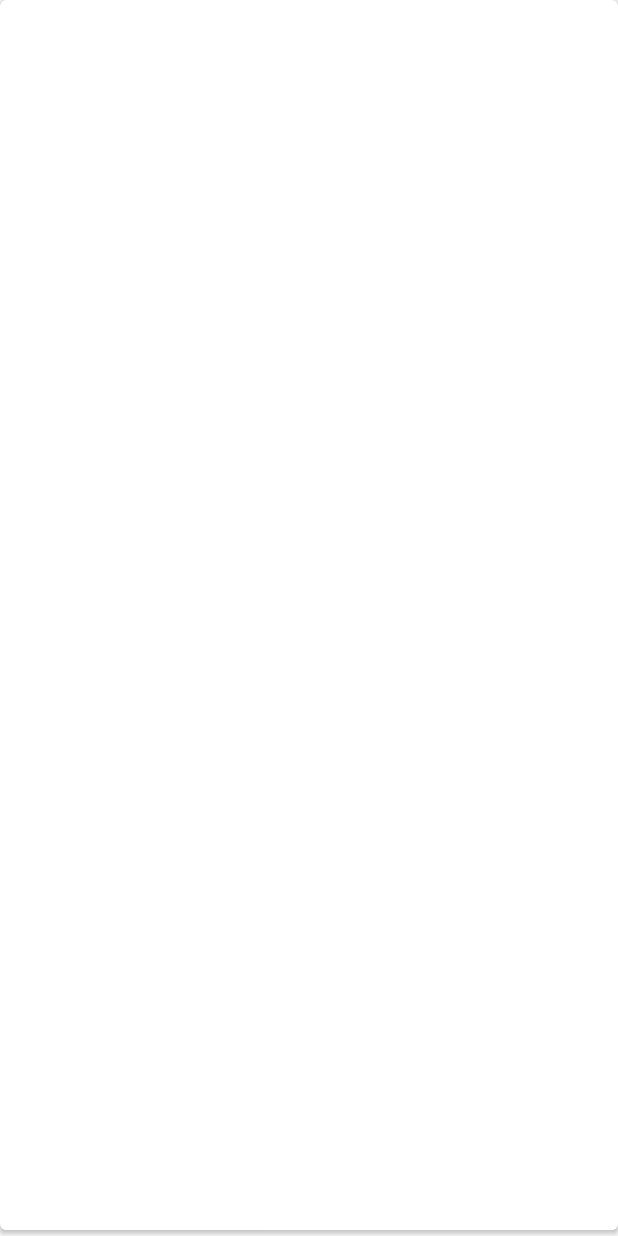
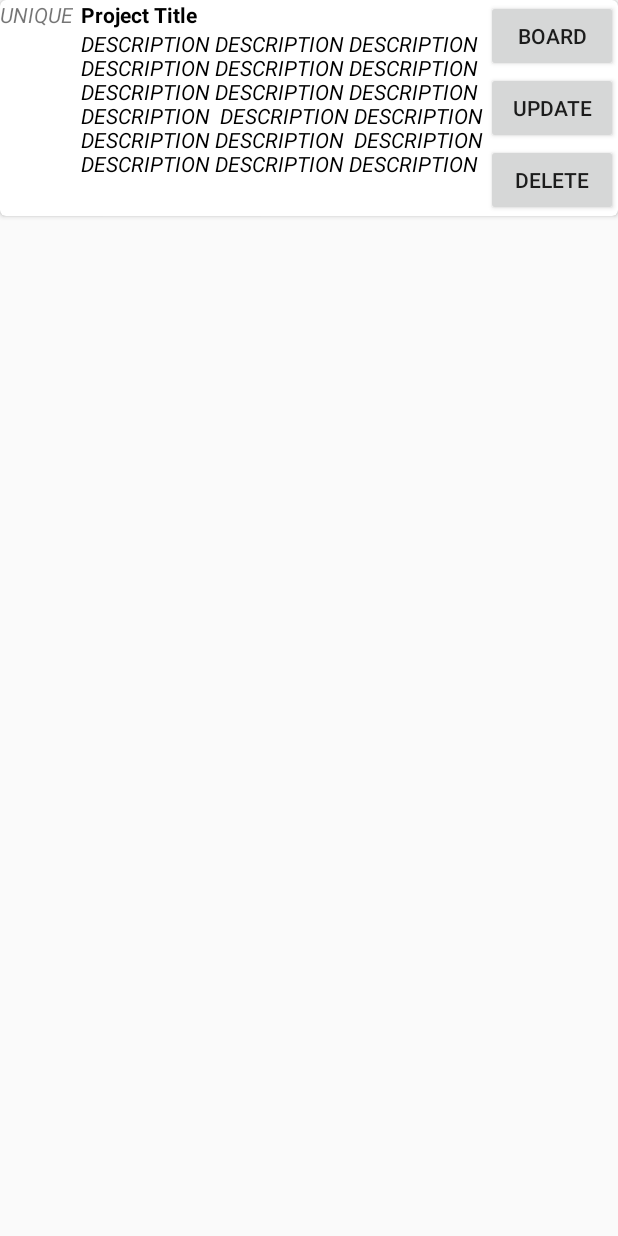
Before and after one commit to TamimC/PPM_Android, an Android app: the layout project_item.xml on its own in the app's theme, with its tools: preview values and no code run, on a phone screen of 412 x 824 dp. Run offline under Robolectric (Android 15) with nearby library versions, the phone set to English and light mode, and no system bars.

```diff
--- a/app/build.gradle
+++ b/app/build.gradle
@@ -31,6 +31,7 @@ dependencies {
     implementation 'com.google.android.material:material:1.2.0'
     implementation 'com.squareup.retrofit2:retrofit:2.4.0'
     implementation 'com.squareup.retrofit2:converter-gson:2.4.0'
+    implementation 'com.squareup.okhttp3:logging-interceptor:4.5.0'
     testImplementation 'junit:junit:4.12'
     androidTestImplementation 'androidx.test.ext:junit:1.1.2'
     androidTestImplementation 'androidx.test.espresso:espresso-core:3.3.0'
--- a/app/src/main/AndroidManifest.xml
+++ b/app/src/main/AndroidManifest.xml
@@ -1,8 +1,9 @@
 <?xml version="1.0" encoding="utf-8"?>
 <manifest xmlns:android="http://schemas.android.com/apk/res/android"
     package="com.example.ppm_tool">
-
+    <uses-permission android:name="android.permission.INTERNET" />
     <application
+        android:usesCleartextTraffic="true"
         android:allowBackup="true"
         android:icon="@mipmap/ic_launcher"
         android:label="@string/app_name"
@@ -12,10 +13,10 @@
         <activity android:name=".MainActivity">
             <intent-filter>
                 <action android:name="android.intent.action.MAIN" />
-
                 <category android:name="android.intent.category.LAUNCHER" />
             </intent-filter>
         </activity>
+        <activity android:name=".datamodel.ActivityAddProject" android:label="@string/app_name"/>
     </application>
 
 </manifest>
--- a/app/src/main/res/layout/project_item.xml
+++ b/app/src/main/res/layout/project_item.xml
@@ -1,9 +1,71 @@
 <?xml version="1.0" encoding="utf-8"?>
 <androidx.cardview.widget.CardView xmlns:android="http://schemas.android.com/apk/res/android"
+    xmlns:app="http://schemas.android.com/apk/res-auto"
     android:layout_width="match_parent"
-    android:layout_height="match_parent"
-    xmlns:app="http://schemas.android.com/apk/res-auto"
+    android:layout_height="wrap_content"
     android:layout_marginBottom="4dp"
     app:cardCornerRadius="4dp">
 
+    <RelativeLayout
+        android:layout_width="match_parent"
+        android:layout_height="match_parent">
+
+        <TextView
+            android:id="@+id/uniqueIdentifierTextView"
+            android:layout_width="wrap_content"
+            android:layout_height="wrap_content"
+            android:text="UNIQUE"
+            android:textStyle="italic" />
+        <TextView
+            android:id="@+id/projectTitleTextView"
+            android:text="Project Title"
+            android:textColor="@android:color/black"
+            android:layout_width="wrap_content"
+            android:layout_height="wrap_content"
+            android:layout_toRightOf="@id/uniqueIdentifierTextView"
+            android:paddingLeft="5dp"
+            android:textStyle="bold"
+            android:paddingStart="5dp"
+            android:layout_toEndOf="@id/uniqueIdentifierTextView" />
+        <TextView
+            android:id="@+id/projectDescriptionTextView"
+            android:text="DESCRIPTION DESCRIPTION DESCRIPTION DESCRIPTION DESCRIPTION DESCRIPTION DESCRIPTION DESCRIPTION DESCRIPTION DESCRIPTION  DESCRIPTION DESCRIPTION DESCRIPTION DESCRIPTION  DESCRIPTION DESCRIPTION DESCRIPTION DESCRIPTION "
+            android:layout_toRightOf="@id/uniqueIdentifierTextView"
+            android:layout_below="@+id/projectTitleTextView"
+            android:layout_toLeftOf="@id/projectBoardButton"
+            android:layout_width="wrap_content"
+            android:layout_height="wrap_content"
+            android:paddingLeft="5dp"
+            android:textStyle="italic"
+            android:textColor="@android:color/black"
+            android:paddingStart="5dp"
+            android:layout_toEndOf="@id/uniqueIdentifierTextView"
+            android:layout_toStartOf="@id/projectBoardButton" />
+
+        <Button
+            android:id="@+id/projectBoardButton"
+            android:layout_width="wrap_content"
+            android:layout_height="wrap_content"
+            android:layout_alignParentRight="true"
+            android:layout_alignParentEnd="true"
+            android:text="BOARD"
+            android:padding="2dp" />
+        <Button
+            android:id="@+id/updateProjectButton"
+            android:layout_width="wrap_content"
+            android:layout_height="wrap_content"
+            android:layout_below="@+id/projectBoardButton"
+            android:layout_alignParentRight="true"
+            android:layout_alignParentEnd="true"
+            android:text="UPDATE"/>
+        <Button
+            android:id="@+id/deleteProjectButton"
+            android:layout_width="wrap_content"
+            android:layout_height="wrap_content"
+            android:layout_below="@+id/updateProjectButton"
+            android:layout_alignParentRight="true"
+            android:layout_alignParentEnd="true"
+            android:text="DELETE"/>
+    </RelativeLayout>
+
 </androidx.cardview.widget.CardView>
--- a/app/src/main/res/values/styles.xml
+++ b/app/src/main/res/values/styles.xml
@@ -1,6 +1,6 @@
 <resources>
     <!-- Base application theme. -->
-    <style name="AppTheme" parent="Theme.AppCompat.Light.DarkActionBar">
+    <style name="AppTheme" parent="Theme.AppCompat.Light.NoActionBar">
         <!-- Customize your theme here. -->
         <item name="colorPrimary">@color/colorPrimary</item>
         <item name="colorPrimaryDark">@color/colorPrimaryDark</item>
```
Also changed, not shown: app/src/main/java/com/example/ppm_tool/MainActivity.java (+56 -0 lines), app/src/main/java/com/example/ppm_tool/adapters/ProjectAdapter.java (added, +56 -0 lines), app/src/main/java/com/example/ppm_tool/apis/APIClient.java (added, +35 -0 lines), app/src/main/java/com/example/ppm_tool/datamodel/ActivityAddProject.java (added, +17 -0 lines), app/src/main/java/com/example/ppm_tool/model/Project.java (added, +76 -0 lines), app/src/main/java/com/example/ppm_tool/services/ProjectService.java (added, +13 -0 lines), app/src/main/res/anim/slide_in.xml (added, +7 -0 lines), app/src/main/res/anim/slide_out.xml (added, +7 -0 lines), app/src/main/res/layout/activity_main.xml (+15 -1 lines), app/src/main/res/layout/project_add.xml (added, +28 -0 lines).
